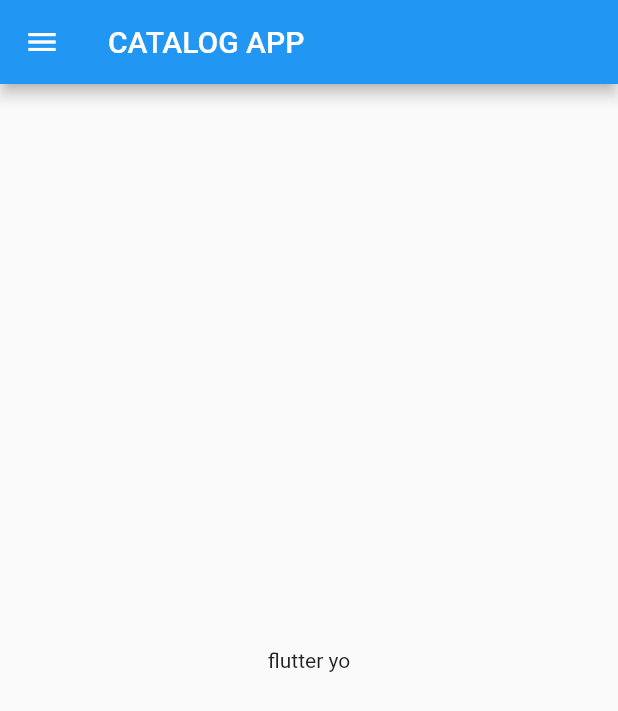
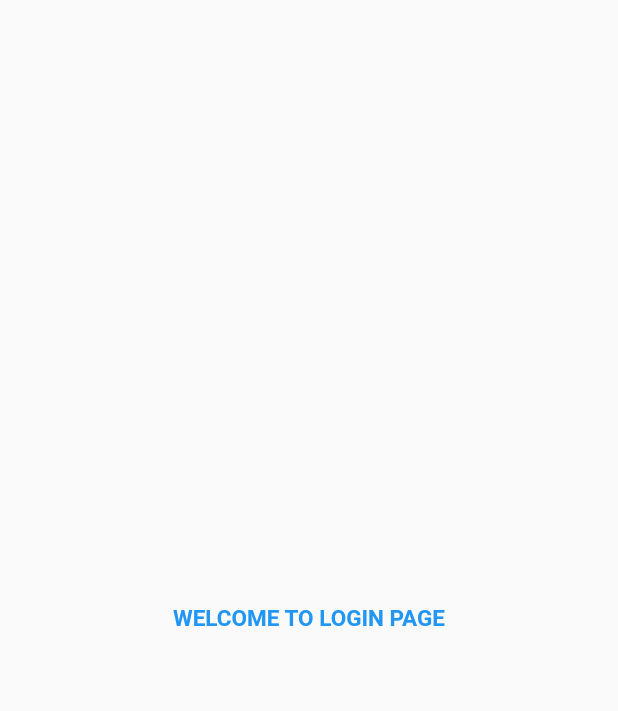
Before and after one commit to Paradicea/flutter30, a Flutter app: the screen it shows after launch, on a phone screen of 412 x 824 dp. Shown: the top 711 px of the screen. Run offline on Flutter 3.47's test engine with Material 2 defaults, Android fonts, the phone set to English and light mode, and no system bars.

Commit message:
day three complete

```diff
--- a/lib/main.dart
+++ b/lib/main.dart
@@ -1,5 +1,6 @@
-import 'home_page.dart';
+import 'pages/home_page.dart';
 import 'package:flutter/material.dart';
+import 'pages/login_page.dart';
 
 void main() {
   runApp(MyApp());
@@ -15,10 +16,18 @@ class MyApp extends StatelessWidget {
   const MyApp({ Key? key }) : super(key: key);
 
 
+
   @override
   Widget build(BuildContext context) {
     return MaterialApp(
-      home:HomePage(),
+      themeMode:ThemeMode.light,
+      theme: ThemeData(brightness: Brightness.light,),
+
+      routes: {"/":(context) => HomePage(),
+      "/login":(context)=>LoginPage(),
+      "/HomePage":(context)=> HomePage(),
+      },
+      initialRoute: "/login",
 
     );
   }
--- a/lib/home_page.dart
+++ b/lib/pages/home_page.dart
@@ -17,7 +17,8 @@ class HomePage extends StatelessWidget {
           child:Container(
             child: Text("flutter yo"),
             ),
-            ),drawer: Drawer(child: Center(child: Text("hello sir"),),
+            ),drawer: Drawer(child: Center(child: Text("hello sir"),
+            ),
             ),
             ),
     );
--- /dev/null
+++ b/lib/pages/login_page.dart
@@ -0,0 +1,20 @@
+import 'package:flutter/material.dart';
+
+class LoginPage extends StatelessWidget {
+  const LoginPage({ Key? key }) : super(key: key);
+
+  @override
+  Widget build(BuildContext context) {
+    return MaterialApp(
+      home: Material(
+        child: Center(
+          child: Container(
+            child: Text('WELCOME TO LOGIN PAGE',textAlign: null,style: TextStyle(fontSize: 15,color: Colors.blue,fontWeight: FontWeight.bold),),
+          ),
+        ),
+      ),
+    );
+
+
+  }
+}
```
